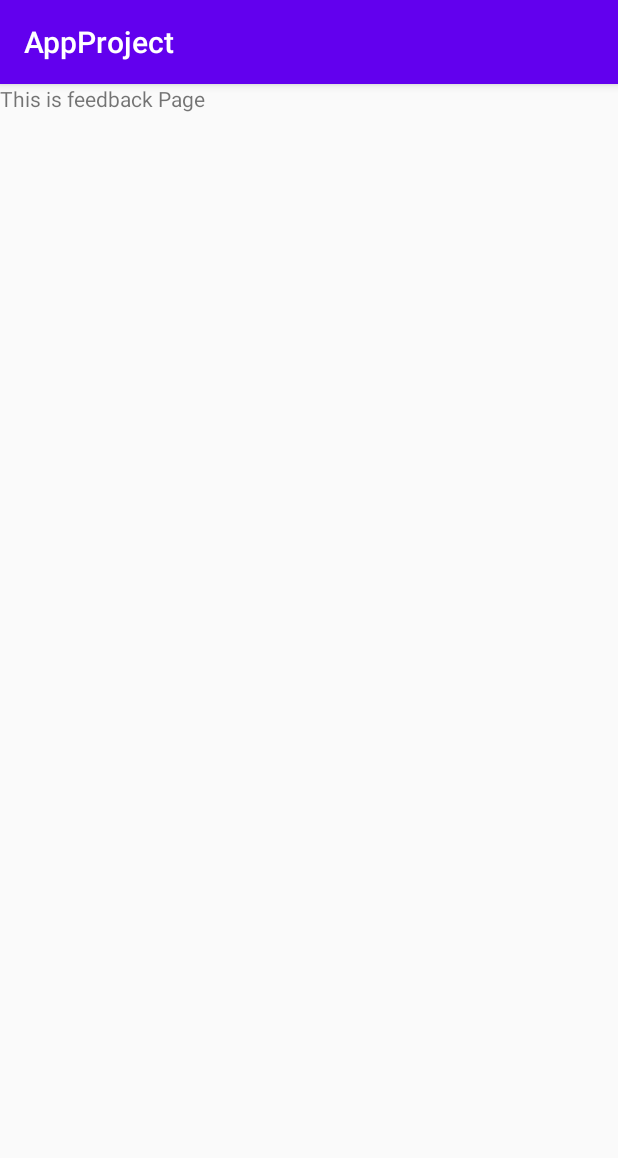
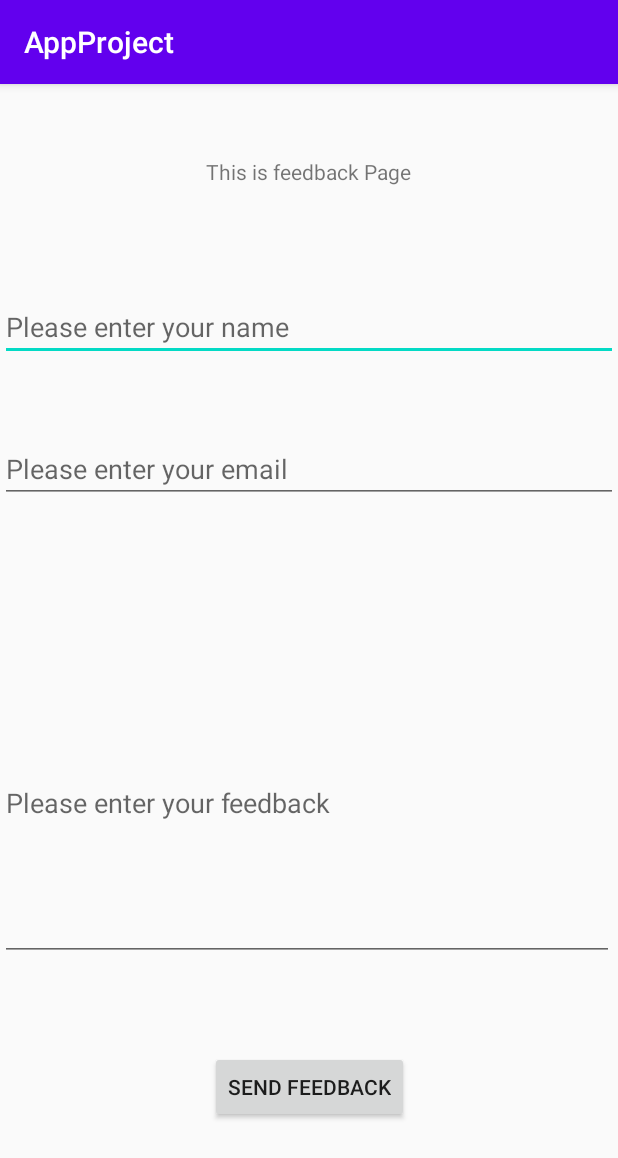
Before and after one commit to snjaya098/FinalProject, an Android app: the FeedbackPage screen opened directly, with no data from a screen before it, on a phone screen of 412 x 824 dp. Shown: the top 1158 px of the screen. Run offline under Robolectric (Android 15) with nearby library versions, the light colour scheme and no system bars.

Commit message:
Second commit of the app (Updated basic functionality of feedback UI).

```diff
--- a/app/src/main/AndroidManifest.xml
+++ b/app/src/main/AndroidManifest.xml
@@ -9,7 +9,8 @@
         android:roundIcon="@mipmap/ic_launcher_round"
         android:supportsRtl="true"
         android:theme="@style/AppTheme">
-        <activity android:name=".HelpPage"></activity>
+        <activity android:name=".FeedbackThnx"></activity>
+        <activity android:name=".HelpPage" />
         <activity android:name=".FeedbackPage" />
         <activity android:name=".QuotePage" />
         <activity android:name=".NewsPage" />
--- a/app/src/main/java/com/example/appproject/FeedbackPage.java
+++ b/app/src/main/java/com/example/appproject/FeedbackPage.java
@@ -2,13 +2,42 @@ package com.example.appproject;
 
 import androidx.appcompat.app.AppCompatActivity;
 
+import android.content.Intent;
 import android.os.Bundle;
+import android.view.View;
+import android.widget.Button;
+import android.widget.EditText;
 
 public class FeedbackPage extends AppCompatActivity {
+
+    private EditText EditTextName;
+    private EditText EditTextEmail;
+    private EditText EditTextMessage;
+    private Button buttonSubmit;
+
+    private String name;
+    private String email;
+    private String message;
 
     @Override
     protected void onCreate(Bundle savedInstanceState) {
         super.onCreate(savedInstanceState);
         setContentView(R.layout.activity_feedback_page);
+
+        EditTextName = (EditText) findViewById(R.id.EditTextName);
+        EditTextEmail = (EditText) findViewById(R.id.EditTextEmail);
+        EditTextMessage = (EditText) findViewById(R.id.EditTextMessage);
+
+        buttonSubmit = (Button) findViewById(R.id.buttonSubmit);
+        buttonSubmit.setOnClickListener(new View.OnClickListener() {
+            @Override
+            public void onClick(View view) {
+                openThnxPage();
+            }
+        });
+    }
+    public void openThnxPage(){
+        Intent intent = new Intent(this, FeedbackThnx.class);
+        startActivity(intent);
     }
 }
--- a/app/src/main/res/layout/activity_feedback_page.xml
+++ b/app/src/main/res/layout/activity_feedback_page.xml
@@ -11,6 +11,67 @@
         android:layout_width="wrap_content"
         android:layout_height="wrap_content"
         android:text="This is feedback Page"
-        tools:layout_editor_absoluteX="176dp"
-        tools:layout_editor_absoluteY="356dp" />
+        app:layout_constraintBottom_toBottomOf="parent"
+        app:layout_constraintEnd_toEndOf="parent"
+        app:layout_constraintHorizontal_bias="0.498"
+        app:layout_constraintStart_toStartOf="parent"
+        app:layout_constraintTop_toTopOf="parent"
+        app:layout_constraintVertical_bias="0.065" />
+
+
+    <EditText
+        android:id="@+id/EditTextName"
+        android:layout_width="fill_parent"
+        android:layout_height="wrap_content"
+        android:hint="Please enter your name"
+        android:inputType="textPersonName"
+        app:layout_constraintBottom_toBottomOf="parent"
+        app:layout_constraintEnd_toEndOf="parent"
+        app:layout_constraintHorizontal_bias="1.0"
+        app:layout_constraintStart_toStartOf="parent"
+        app:layout_constraintTop_toTopOf="parent"
+        app:layout_constraintVertical_bias="0.193">
+
+    </EditText>
+
+    <EditText
+        android:id="@+id/EditTextEmail"
+        android:layout_width="fill_parent"
+        android:layout_height="wrap_content"
+        android:hint="Please enter your email"
+        android:inputType="textEmailAddress"
+        app:layout_constraintBottom_toBottomOf="parent"
+        app:layout_constraintEnd_toEndOf="parent"
+        app:layout_constraintHorizontal_bias="0.0"
+        app:layout_constraintStart_toStartOf="parent"
+        app:layout_constraintTop_toTopOf="parent"
+        app:layout_constraintVertical_bias="0.324"></EditText>
+
+    <EditText
+        android:id="@+id/EditTextMessage"
+        android:layout_width="409dp"
+        android:layout_height="210dp"
+        android:hint="Please enter your feedback"
+        android:inputType="textMultiLine"
+        android:lines="5"
+        app:layout_constraintBottom_toBottomOf="parent"
+        app:layout_constraintEnd_toEndOf="parent"
+        app:layout_constraintHorizontal_bias="0.0"
+        app:layout_constraintStart_toStartOf="parent"
+        app:layout_constraintTop_toTopOf="parent"
+        app:layout_constraintVertical_bias="0.671">
+
+    </EditText>
+
+    <Button
+        android:id="@+id/buttonSubmit"
+        android:layout_width="wrap_content"
+        android:layout_height="wrap_content"
+        android:text="Send Feedback"
+        app:layout_constraintBottom_toBottomOf="parent"
+        app:layout_constraintEnd_toEndOf="parent"
+        app:layout_constraintStart_toStartOf="parent"
+        app:layout_constraintTop_toTopOf="parent"
+        app:layout_constraintVertical_bias="0.895" />
+
 </androidx.constraintlayout.widget.ConstraintLayout>
--- a/app/src/main/res/layout/activity_help_page.xml
+++ b/app/src/main/res/layout/activity_help_page.xml
@@ -12,5 +12,5 @@
         android:layout_height="wrap_content"
         android:text="This is Help Page"
         tools:layout_editor_absoluteX="151dp"
-        tools:layout_editor_absoluteY="344dp" />
+        tools:layout_editor_absoluteY="281dp" />
 </androidx.constraintlayout.widget.ConstraintLayout>
```
